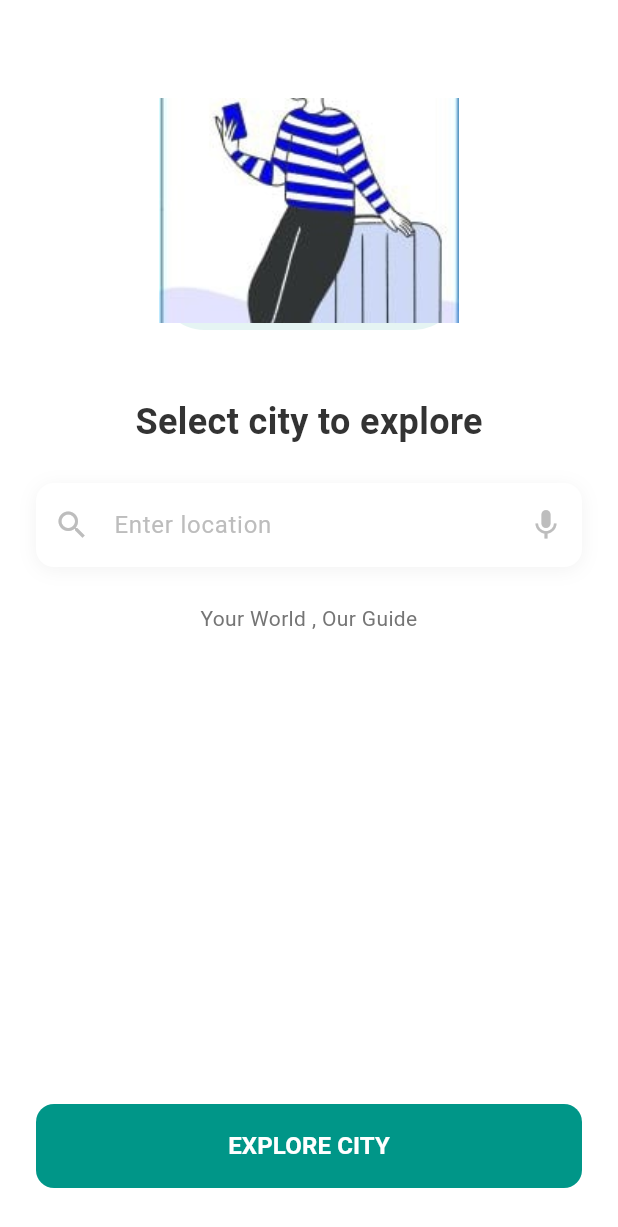
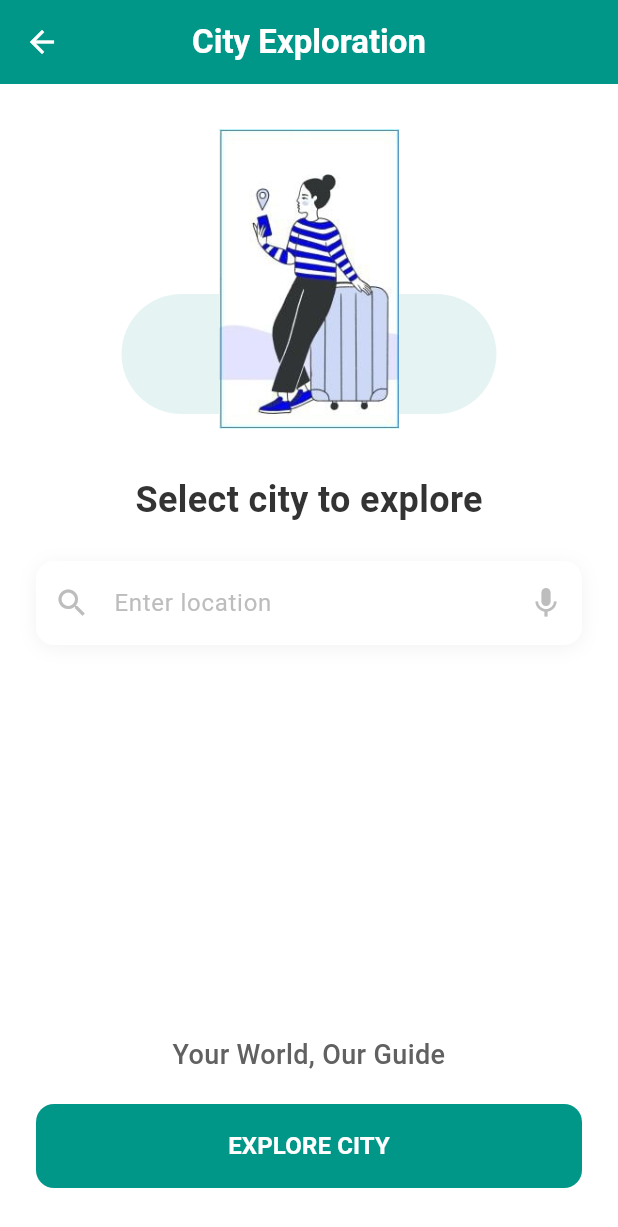
Before and after one commit to Mahad-Ghauri/Tour_guide-main, a Flutter app: the CitySelectionScreen screen opened by its route, on a phone screen of 412 x 824 dp. Shown: the top 1227 px of the screen. Run offline on Flutter 3.47's test engine with Material 3 defaults, Android fonts, the light colour scheme and no system bars; our stand-ins replace google_fonts, supabase_flutter, table_calendar; accounts and stored records are empty.

Commit message:
commit chnages

```diff
--- a/lib/Screens/city_selection_screen.dart
+++ b/lib/Screens/city_selection_screen.dart
@@ -1,21 +1,41 @@
 import 'package:flutter/material.dart';
 
-class CitySelectionScreen extends StatelessWidget {
-  const CitySelectionScreen({Key? key}) : super(key: key);
+class CitySelectionScreen extends StatefulWidget {
+  const CitySelectionScreen({super.key});
+
+  @override
+  _CitySelectionScreenState createState() => _CitySelectionScreenState();
+}
+
+class _CitySelectionScreenState extends State<CitySelectionScreen> {
+  // You can add state variables here if needed, for example:
+  // TextEditingController _searchController = TextEditingController();
 
   @override
   Widget build(BuildContext context) {
     return Scaffold(
       backgroundColor: Colors.white,
+      appBar: AppBar(
+        title: const Text(
+          'City Exploration',
+          style: TextStyle(fontWeight: FontWeight.bold),
+        ),
+        backgroundColor: Colors.teal,
+        foregroundColor: Colors.white,
+        elevation: 0,
+        centerTitle: true,
+      ),
       body: SafeArea(
         child: Padding(
           padding: const EdgeInsets.symmetric(horizontal: 24.0),
           child: Column(
             children: [
-              const SizedBox(height: 40),
-              // Illustration
+              const SizedBox(height: 20),
+
+              // Illustration - adjusted for better display
               SizedBox(
-                height: 200,
+                height: 220,
+                width: double.infinity,
                 child: Stack(
                   alignment: Alignment.center,
                   children: [
@@ -23,26 +43,26 @@ class CitySelectionScreen extends StatelessWidget {
                     Positioned(
                       bottom: 20,
                       child: Container(
-                        width: 200,
-                        height: 60,
+                        width: 250,
+                        height: 80,
                         decoration: BoxDecoration(
                           color: Colors.teal.withOpacity(0.1),
                           borderRadius: BorderRadius.circular(100),
                         ),
                       ),
                     ),
-                    // Person with suitcase illustration
+                    // Person with suitcase illustration - made larger
                     Image.asset(
                       'assets/images/travel.jpg',
-                      width: 200,
-                      height: 150,
-                      fit: BoxFit.cover,
+                      width: 240,
+                      height: 200,
+                      fit: BoxFit.contain,
                     ),
                   ],
                 ),
               ),
 
-              const SizedBox(height: 24),
+              const SizedBox(height: 20),
 
               // Heading
               const Text(
@@ -70,6 +90,8 @@ class CitySelectionScreen extends StatelessWidget {
                   ],
                 ),
                 child: TextField(
+                  // Add controller if needed to manage input state
+                  // controller: _searchController,
                   decoration: InputDecoration(
                     hintText: 'Enter location',
                     hintStyle: TextStyle(color: Colors.grey[400], fontSize: 16),
@@ -81,30 +103,33 @@ class CitySelectionScreen extends StatelessWidget {
                 ),
               ),
 
-              const SizedBox(height: 24),
+              const Spacer(),
 
-              // Lorem ipsum text
+              // Moved tagline closer to button and increased font size
               Padding(
                 padding: const EdgeInsets.symmetric(horizontal: 16.0),
                 child: Text(
-                  'Your World , Our Guide',
+                  'Your World, Our Guide',
                   style: TextStyle(
-                    fontSize: 14,
-                    color: Colors.grey[600],
+                    fontSize: 18, // Increased from 14
+                    fontWeight: FontWeight.w500,
+                    color: Colors.grey[700],
                     height: 1.5,
                   ),
                   textAlign: TextAlign.center,
                 ),
               ),
 
-              const Spacer(),
+              const SizedBox(height: 20),
 
               // Explore button
               SizedBox(
                 width: double.infinity,
                 height: 56,
                 child: ElevatedButton(
-                  onPressed: () {},
+                  onPressed: () {
+                    // Implement action on button press
+                  },
                   style: ElevatedButton.styleFrom(
                     backgroundColor: Colors.teal,
                     foregroundColor: Colors.white,
```
Also changed, not shown: lib/Screens/hire_tour_guide.dart (added, +242 -0 lines), lib/Screens/home_screen.dart (+12 -3 lines), lib/main.dart (+40 -2 lines), lib/routes.dart (+9 -0 lines).
